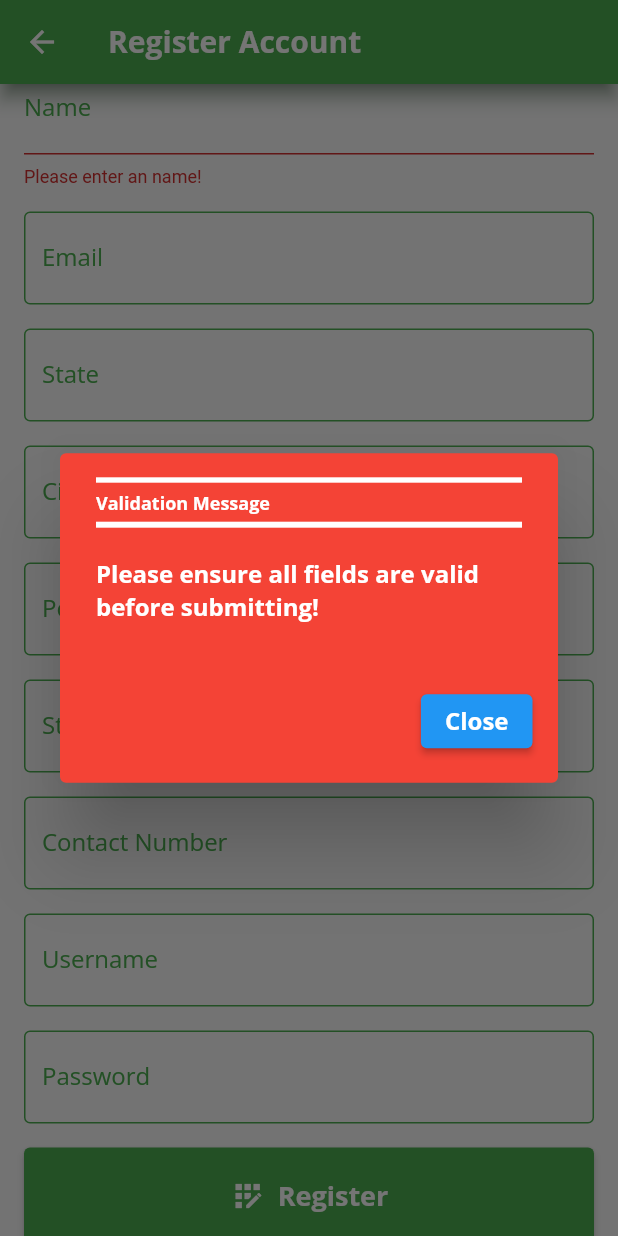
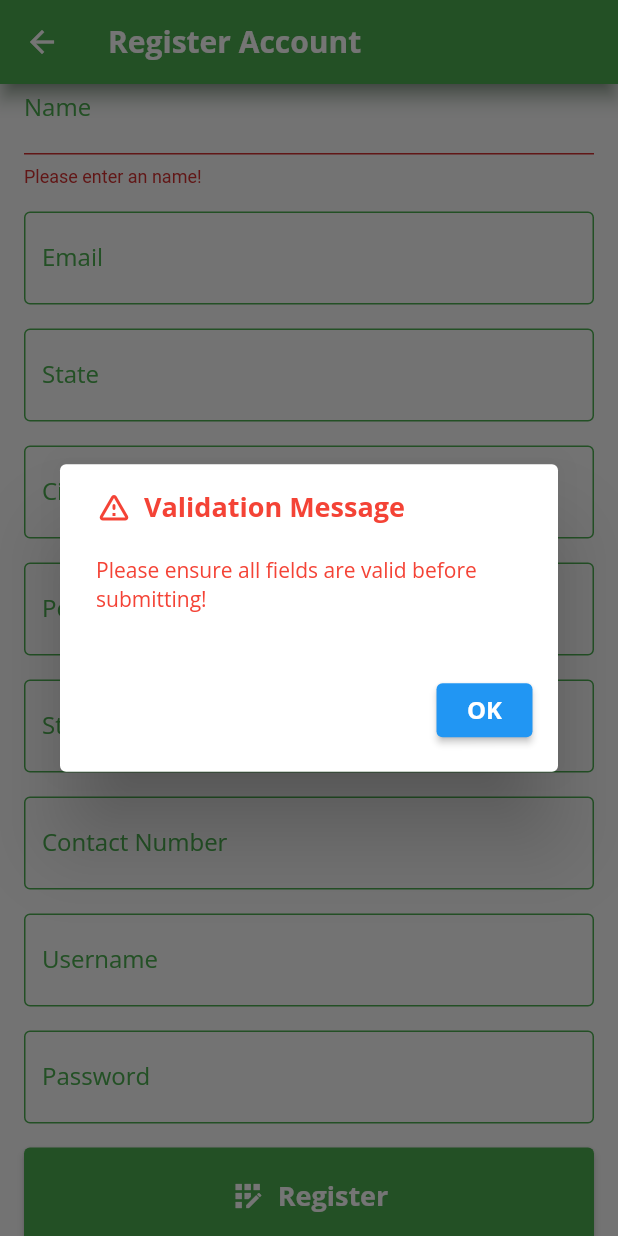
Before and after one commit to ConquerorFY/APU-Final-Year-Project, a Flutter app: the Register screen opened by its route, scrolled down 31 dp, after a tap on "Register", on a phone screen of 412 x 824 dp. Run offline on Flutter 3.47's test engine with Material 2 defaults, Android fonts, the phone set to English and light mode, and no system bars; our stand-ins replace flutter_spinkit; network calls fail.

Commit message:
Modify Popup Service

```diff
--- a/application/etaman_frontend/lib/screens/login.dart
+++ b/application/etaman_frontend/lib/screens/login.dart
@@ -158,7 +158,7 @@ class LoginState extends State<Login> {
                                   // Success message
                                   // ignore: use_build_context_synchronously
                                   popupService.showSuccessPopup(
-                                      context, "Login Message", message);
+                                      context, "Login Success", message);
                                   // Set auth token
                                   final authToken = response["data"]["token"];
                                   authService.setAuthToken(authToken);
@@ -166,7 +166,7 @@ class LoginState extends State<Login> {
                                   // Error message
                                   // ignore: use_build_context_synchronously
                                   popupService.showErrorPopup(
-                                      context, "Login Message", message);
+                                      context, "Login Error", message);
                                 }
                               }
                             },
--- a/application/etaman_frontend/lib/screens/register.dart
+++ b/application/etaman_frontend/lib/screens/register.dart
@@ -370,12 +370,12 @@ class RegisterState extends State<Register> {
                             // Success message
                             // ignore: use_build_context_synchronously
                             popupService.showSuccessPopup(
-                                context, "Registration Message", message);
+                                context, "Registration Success", message);
                           } else {
                             // Error message
                             // ignore: use_build_context_synchronously
                             popupService.showErrorPopup(
-                                context, "Registration Message", message);
+                                context, "Registration Error", message);
                           }
                         }
                       }
--- a/application/etaman_frontend/lib/services/popup.dart
+++ b/application/etaman_frontend/lib/services/popup.dart
@@ -3,6 +3,7 @@ import 'package:flutter/material.dart';
 class MessagePopup extends StatelessWidget {
   final String title;
   final String message;
+  final IconData icon;
   final Color backgroundColor;
   final Color textColor;
 
@@ -10,6 +11,7 @@ class MessagePopup extends StatelessWidget {
     super.key,
     required this.title,
     required this.message,
+    required this.icon,
     this.backgroundColor = Colors.green,
     this.textColor = Colors.white,
   });
@@ -18,24 +20,16 @@ class MessagePopup extends StatelessWidget {
   Widget build(BuildContext context) {
     return AlertDialog(
       backgroundColor: backgroundColor,
-      title: Column(crossAxisAlignment: CrossAxisAlignment.start, children: [
-        Container(
-          decoration: BoxDecoration(
-              border: Border.all(color: Colors.white, width: 1.8)),
-        ),
-        const SizedBox(height: 5.0),
+      title: Row(children: [
+        Icon(icon, color: textColor),
+        const SizedBox(width: 8.0),
         Text(
           title,
           style: TextStyle(
               color: textColor,
-              fontSize: 12.0,
-              fontWeight: FontWeight.bold,
+              fontSize: 18.0,
+              fontWeight: FontWeight.w800,
               fontFamily: "OpenSans"),
-        ),
-        const SizedBox(height: 5.0),
-        Container(
-          decoration: BoxDecoration(
-              border: Border.all(color: Colors.white, width: 2.0)),
         )
       ]),
       titlePadding: const EdgeInsets.fromLTRB(24, 16, 24, 20),
@@ -43,8 +37,8 @@ class MessagePopup extends StatelessWidget {
         message,
         style: TextStyle(
             color: textColor,
-            fontSize: 16.0,
-            fontWeight: FontWeight.bold,
+            fontSize: 14.0,
+            fontWeight: FontWeight.w500,
             fontFamily: "OpenSans"),
       ),
       contentPadding: const EdgeInsets.fromLTRB(24, 0, 24, 24),
@@ -55,10 +49,9 @@ class MessagePopup extends StatelessWidget {
             // Close the popup when this button is pressed
             Navigator.of(context).pop();
           },
-          child: Text(
-            "Close",
+          child: const Text(
+            "OK",
             style: TextStyle(
-                color: textColor,
                 fontSize: 16.0,
                 fontWeight: FontWeight.bold,
                 fontFamily: "OpenSans"),
@@ -82,8 +75,9 @@ class PopupService {
         return MessagePopup(
           title: title,
           message: message,
-          backgroundColor: Colors.green,
-          textColor: Colors.white,
+          icon: Icons.info_outline_rounded,
+          backgroundColor: Colors.white,
+          textColor: Colors.green,
         );
       },
     );
@@ -96,8 +90,9 @@ class PopupService {
         return MessagePopup(
           title: title,
           message: message,
-          backgroundColor: Colors.red,
-          textColor: Colors.white,
+          icon: Icons.warning_amber_rounded,
+          backgroundColor: Colors.white,
+          textColor: Colors.red,
         );
       },
     );
```
